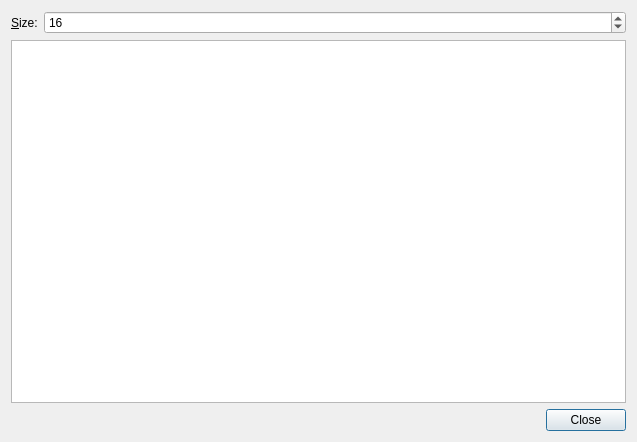
Old version of the form previewdialog.ui in the repository Skycoder42/IconThemeBrowser.
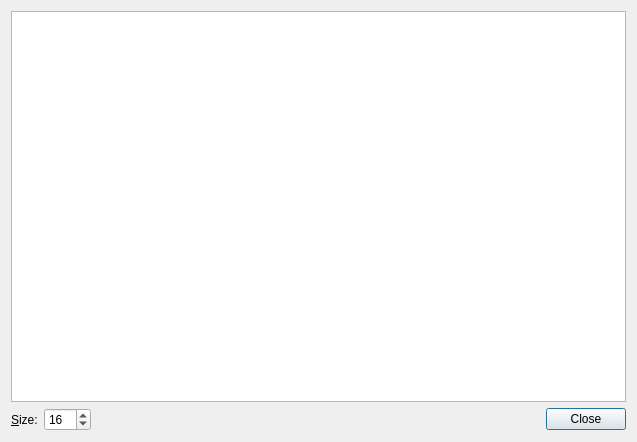
New version of the form.

The edit to the form file:
```diff
--- a/previewdialog.ui
+++ b/previewdialog.ui
@@ -14,39 +14,6 @@
    <string>Dialog</string>
   </property>
   <layout class="QVBoxLayout" name="verticalLayout">
-   <item>
-    <layout class="QFormLayout" name="formLayout">
-     <item row="0" column="0">
-      <widget class="QLabel" name="sizeLabel">
-       <property name="text">
-        <string>&amp;Size:</string>
-       </property>
-       <property name="buddy">
-        <cstring>sizeSpinBox</cstring>
-       </property>
-      </widget>
-     </item>
-     <item row="0" column="1">
-      <widget class="QSpinBox" name="sizeSpinBox">
-       <property name="accelerated">
-        <bool>true</bool>
-       </property>
-       <property name="correctionMode">
-        <enum>QAbstractSpinBox::CorrectToNearestValue</enum>
-       </property>
-       <property name="minimum">
-        <number>8</number>
-       </property>
-       <property name="maximum">
-        <number>512</number>
-       </property>
-       <property name="value">
-        <number>16</number>
-       </property>
-      </widget>
-     </item>
-    </layout>
-   </item>
    <item>
     <widget class="QListWidget" name="listWidget">
      <property name="editTriggers">
@@ -82,14 +49,60 @@
     </widget>
    </item>
    <item>
-    <widget class="QDialogButtonBox" name="buttonBox">
-     <property name="orientation">
-      <enum>Qt::Horizontal</enum>
-     </property>
-     <property name="standardButtons">
-      <set>QDialogButtonBox::Close</set>
-     </property>
-    </widget>
+    <layout class="QHBoxLayout" name="horizontalLayout">
+     <item>
+      <widget class="QLabel" name="sizeLabel">
+       <property name="text">
+        <string>&amp;Size:</string>
+       </property>
+       <property name="buddy">
+        <cstring>sizeSpinBox</cstring>
+       </property>
+      </widget>
+     </item>
+     <item>
+      <widget class="QSpinBox" name="sizeSpinBox">
+       <property name="accelerated">
+        <bool>true</bool>
+       </property>
+       <property name="correctionMode">
+        <enum>QAbstractSpinBox::CorrectToNearestValue</enum>
+       </property>
+       <property name="minimum">
+        <number>8</number>
+       </property>
+       <property name="maximum">
+        <number>512</number>
+       </property>
+       <property name="value">
+        <number>16</number>
+       </property>
+      </widget>
+     </item>
+     <item>
+      <spacer name="horizontalSpacer">
+       <property name="orientation">
+        <enum>Qt::Horizontal</enum>
+       </property>
+       <property name="sizeHint" stdset="0">
+        <size>
+         <width>40</width>
+         <height>20</height>
+        </size>
+       </property>
+      </spacer>
+     </item>
+     <item>
+      <widget class="QDialogButtonBox" name="buttonBox">
+       <property name="orientation">
+        <enum>Qt::Horizontal</enum>
+       </property>
+       <property name="standardButtons">
+        <set>QDialogButtonBox::Close</set>
+       </property>
+      </widget>
+     </item>
+    </layout>
    </item>
   </layout>
  </widget>
```
